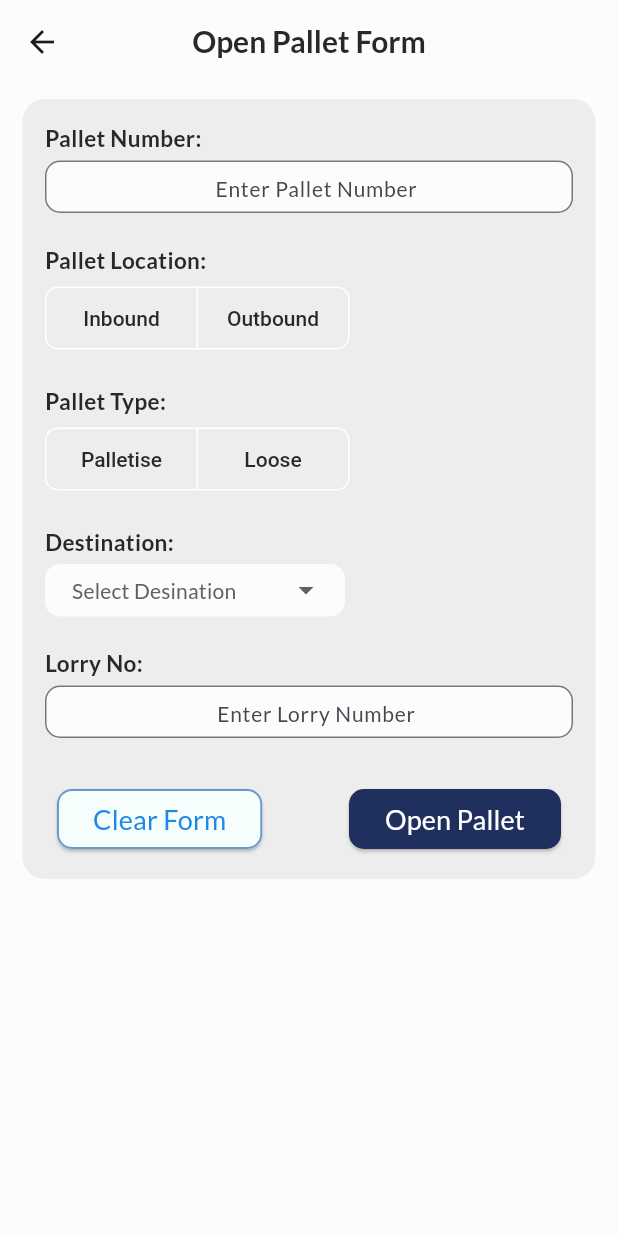
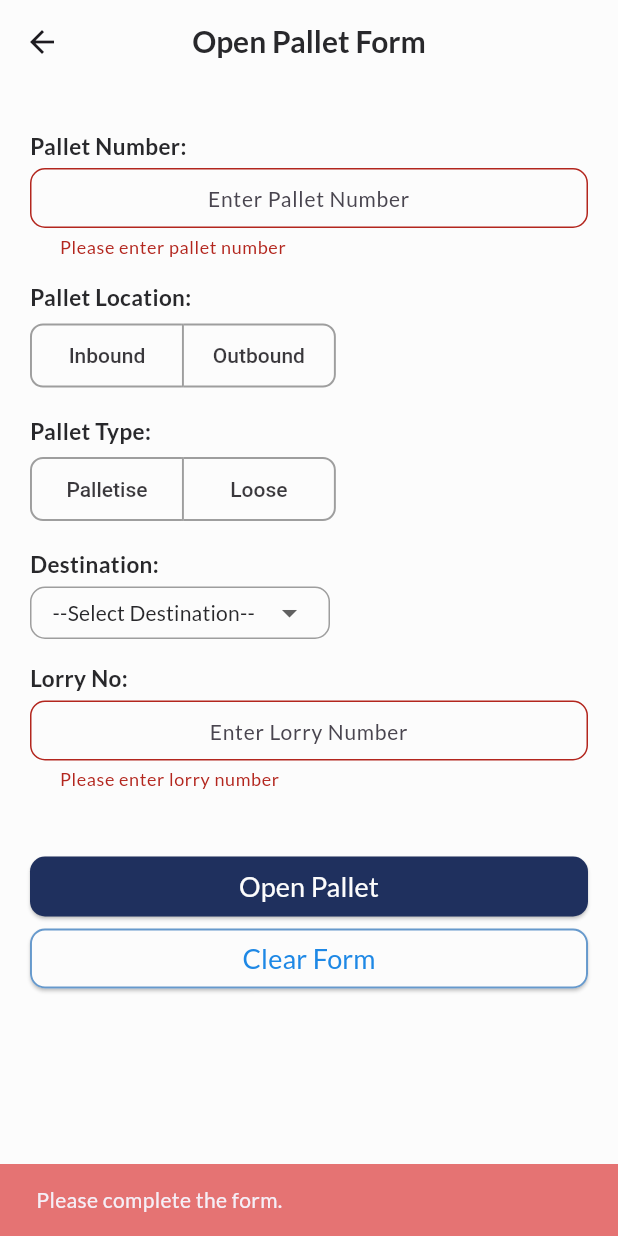
Before and after one commit to AfiqNSE/store_management_flutter_app, a Flutter app: the PalletFormView screen opened directly, after a tap on "Open Pallet", on a phone screen of 412 x 824 dp. Run offline on Flutter 3.47's test engine with Material 3 defaults, Android fonts, the phone set to English and light mode, and no system bars; drawn by our look-alikes of dropdown_button2; our stand-ins replace firebase_core, firebase_messaging, fluentui_system_icons, flutter_secure_storage, google_fonts, google_nav_bar; missing offline and left inert: flutter_barcode_scanner, syncfusion_flutter_signaturepad; accounts and stored records are empty; project files that could hold a hidden picture were left out.

Commit message:
Update pallet form view

```diff
--- a/lib/view/pallet/pallet_form.dart
+++ b/lib/view/pallet/pallet_form.dart
@@ -1,5 +1,7 @@
 import 'package:dropdown_button2/dropdown_button2.dart';
 import 'package:flutter/material.dart';
+import 'package:store_management_system/components/pallet_components.dart';
+import 'package:store_management_system/models/color_model.dart';
 import 'package:store_management_system/utils/main_utils.dart';
 
 class PalletFormView extends StatefulWidget {
@@ -10,164 +12,168 @@ class PalletFormView extends StatefulWidget {
 }
 
 class _PalletFormViewState extends State<PalletFormView> {
-  String? selectedValue;
-  final List<bool> _selectedPalletLocation = <bool>[false, false];
-  final List<bool> _selectedPalletType = <bool>[false, false];
+  final _formKey = GlobalKey<FormState>();
+  TextEditingController palletNo = TextEditingController();
+  TextEditingController lorryNo = TextEditingController();
+  List<bool> _selectedPalletLocation = <bool>[false, false];
+  List<bool> _selectedPalletType = <bool>[false, false];
+  String? _selectedDestination = Constant().destination[0];
 
-  final List<String> items = [
-    'Destination 1',
-    'Destination 2',
-    'Destination 3'
-  ];
-
-  final List<Widget> palletLocation = <Widget>[
-    const Text('Inbound'),
-    const Text('Outbound'),
-  ];
-
-  final List<Widget> palletType = <Widget>[
-    const Text('Palletise'),
-    const Text('Loose'),
-  ];
+  void _resetForm() {
+    palletNo.clear();
+    lorryNo.clear();
+    setState(() {
+      _selectedPalletLocation = [false, false];
+      _selectedPalletType = [false, false];
+      _selectedDestination = Constant().destination[0];
+    });
+  }
 
   @override
   Widget build(BuildContext context) {
     return Scaffold(
       appBar: customAppBar('Open Pallet Form'),
-      backgroundColor: const Color.fromRGBO(252, 252, 252, 1),
+      backgroundColor: AppColor().milkWhite,
       body: Padding(
-        padding: const EdgeInsets.fromLTRB(15, 10, 15, 0),
+        padding: const EdgeInsets.fromLTRB(5, 10, 5, 0),
         child: SingleChildScrollView(
-          child: Stack(
-            children: [
-              Container(
-                alignment: Alignment.topCenter,
-                height: 520,
-                decoration: BoxDecoration(
-                  color: const Color.fromRGBO(237, 237, 237, 1),
-                  borderRadius: BorderRadius.circular(15),
-                ),
-              ),
-              Padding(
+          child: Padding(
             padding: const EdgeInsets.all(15.0),
             child: Column(
-                  crossAxisAlignment: CrossAxisAlignment.start,
               children: [
-                    const Text(
-                      'Pallet Number: ',
-                      style: TextStyle(
-                        color: Color.fromRGBO(40, 40, 43, 1),
-                        fontSize: 15,
-                        fontWeight: FontWeight.w600,
-                      ),
-                    ),
-                    Padding(
-                      padding: const EdgeInsets.fromLTRB(0, 5, 0, 20),
-                      child: Container(
-                        decoration: const BoxDecoration(
-                          color: Color.fromRGBO(252, 252, 252, 1),
-                          borderRadius: BorderRadius.all(Radius.circular(10)),
-                        ),
-                        height: 35,
-                        child: TextFormField(
-                          cursorHeight: 22,
-                          style: const TextStyle(
-                            fontSize: 16,
-                            color: Color.fromRGBO(40, 40, 43, 1),
-                          ),
-                          textAlign: TextAlign.center,
-                          decoration: InputDecoration(
-                            hintText: 'Enter Pallet Number',
-                            hintStyle: const TextStyle(fontSize: 14),
-                            contentPadding:
-                                const EdgeInsets.fromLTRB(10, 12, 0, 0),
-                            border: OutlineInputBorder(
-                              borderRadius: BorderRadius.circular(10.0),
+                // Pallet form area
+                palletForm(),
+                // Adding button for clear and submit form
+                formButton(),
+              ],
             ),
           ),
         ),
       ),
-                    ),
-                    const Text(
-                      'Pallet Location: ',
-                      style: TextStyle(
-                        color: Color.fromRGBO(40, 40, 43, 1),
-                        fontSize: 15,
-                        fontWeight: FontWeight.w600,
-                      ),
-                    ),
+    );
+  }
+
+  Form palletForm() => Form(
+        key: _formKey,
+        child: Column(
+          crossAxisAlignment: CrossAxisAlignment.start,
+          children: [
+            customTextLabel('Pallet Number: '),
             Padding(
-                      padding: const EdgeInsets.fromLTRB(0, 5, 0, 20),
-                      child: customToggleButton(
-                          _selectedPalletLocation, palletLocation),
-                    ),
-                    const Text(
-                      'Pallet Type: ',
-                      style: TextStyle(
-                        color: Color.fromRGBO(40, 40, 43, 1),
-                        fontSize: 15,
-                        fontWeight: FontWeight.w600,
-                      ),
-                    ),
-                    Padding(
-                      padding: const EdgeInsets.fromLTRB(0, 5, 0, 20),
-                      child:
-                          customToggleButton(_selectedPalletType, palletType),
-                    ),
-                    const Text(
-                      'Destination: ',
-                      style: TextStyle(
-                        color: Color.fromRGBO(40, 40, 43, 1),
-                        fontSize: 15,
-                        fontWeight: FontWeight.w600,
-                      ),
-                    ),
-                    Padding(
-                      padding: const EdgeInsets.fromLTRB(0, 5, 0, 20),
-                      child: destinationDropDown(),
-                    ),
-                    const Text(
-                      'Lorry No: ',
-                      style: TextStyle(
-                        color: Color.fromRGBO(40, 40, 43, 1),
-                        fontSize: 15,
-                        fontWeight: FontWeight.w600,
-                      ),
-                    ),
-                    Padding(
-                      padding: const EdgeInsets.fromLTRB(0, 5, 0, 20),
-                      child: Container(
-                        height: 35,
-                        decoration: const BoxDecoration(
-                          color: Color.fromRGBO(252, 252, 252, 1),
-                          borderRadius: BorderRadius.all(Radius.circular(10)),
-                        ),
+              padding: const EdgeInsets.fromLTRB(0, 5, 0, 10),
               child: TextFormField(
+                controller: palletNo,
                 cursorHeight: 22,
                 style: const TextStyle(
                   fontSize: 16,
-                            color: Color.fromRGBO(40, 40, 43, 1),
                 ),
                 textAlign: TextAlign.center,
-                          decoration: InputDecoration(
-                            hintText: 'Enter Lorry Number',
-                            hintStyle: const TextStyle(fontSize: 14),
-                            contentPadding:
-                                const EdgeInsets.fromLTRB(10, 12, 0, 0),
-                            border: OutlineInputBorder(
-                              borderRadius: BorderRadius.circular(10.0),
+                decoration: customTextFormFieldDeco('Enter Pallet Number'),
+                validator: (value) {
+                  if (value == null || value.isEmpty) {
+                    return 'Please enter pallet number';
+                  }
+                  return null;
+                },
               ),
             ),
+            customTextLabel('Pallet Location: '),
+            Padding(
+              padding: const EdgeInsets.fromLTRB(0, 5, 0, 10),
+              child: customToggleButton(
+                  _selectedPalletLocation, Constant().palletLocation),
+            ),
+            customTextLabel('Pallet Type: '),
+            Padding(
+              padding: const EdgeInsets.fromLTRB(0, 5, 0, 10),
+              child: customToggleButton(
+                  _selectedPalletType, Constant().palletType),
+            ),
+            customTextLabel('Destination: '),
+            Padding(
+              padding: const EdgeInsets.fromLTRB(0, 5, 0, 10),
+              child: destinationDropDown(),
+            ),
+            customTextLabel('Lorry No: '),
+            Padding(
+              padding: const EdgeInsets.fromLTRB(0, 5, 0, 10),
+              child: TextFormField(
+                controller: lorryNo,
+                cursorHeight: 22,
+                style: const TextStyle(
+                  fontSize: 16,
+                ),
+                textAlign: TextAlign.center,
+                decoration: customTextFormFieldDeco('Enter Lorry Number'),
+                validator: (value) {
+                  if (value == null || value.isEmpty) {
+                    return 'Please enter lorry number';
+                  }
+                  return null;
+                },
               ),
             ),
+          ],
         ),
-                    Padding(
-                      padding: const EdgeInsets.fromLTRB(8, 10, 8, 10),
-                      child: Row(
+      );
+
+  // Button to submit & clear the form data
+  Widget formButton() {
+    return Padding(
+      padding: const EdgeInsets.fromLTRB(0, 30, 0, 10),
+      child: Column(
         mainAxisAlignment: MainAxisAlignment.spaceBetween,
         children: [
           ElevatedButton(
             style: ButtonStyle(
+              minimumSize:
+                  MaterialStateProperty.all(const Size(double.infinity, 40)),
+              shape: MaterialStateProperty.all<OutlinedBorder>(
+                RoundedRectangleBorder(
+                  borderRadius: BorderRadius.circular(10),
+                ),
+              ),
+              backgroundColor: MaterialStateProperty.all<Color>(
+                AppColor().blueZodiac,
+              ),
+            ),
+            onPressed: () {
+              if (_formKey.currentState!.validate() &&
+                  _selectedPalletLocation.contains(true) &&
+                  _selectedPalletType.contains(true) &&
+                  _selectedDestination != Constant().destination[0]) {
+                Navigator.pop(context);
+
+                ScaffoldMessenger.of(context).showSnackBar(
+                  SnackBar(
+                    content: const Text('Successfully open pallet.'),
+                    backgroundColor: Colors.green.shade300,
+                    duration: const Duration(seconds: 5),
+                  ),
+                );
+              } else {
+                ScaffoldMessenger.of(context).showSnackBar(
+                  SnackBar(
+                    content: const Text('Please complete the form.'),
+                    backgroundColor: Colors.red.shade300,
+                    duration: const Duration(seconds: 5),
+                  ),
+                );
+              }
+            },
+            child: Text(
+              'Open Pallet',
+              style: TextStyle(
+                color: AppColor().milkWhite,
+                fontSize: 18,
+                fontWeight: FontWeight.w400,
+              ),
+            ),
+          ),
+          ElevatedButton(
+            style: ButtonStyle(
+              minimumSize:
+                  MaterialStateProperty.all(const Size(double.infinity, 40)),
               shape: MaterialStateProperty.all<OutlinedBorder>(
                 RoundedRectangleBorder(
                   borderRadius: BorderRadius.circular(10),
@@ -178,10 +184,12 @@ class _PalletFormViewState extends State<PalletFormView> {
                 ),
               ),
               backgroundColor: MaterialStateProperty.all<Color>(
-                                const Color.fromRGBO(245, 254, 253, 1),
+                AppColor().milkWhite,
               ),
             ),
-                            onPressed: () {},
+            onPressed: () {
+              _resetForm();
+            },
             child: Text(
               'Clear Form',
               style: TextStyle(
@@ -190,41 +198,13 @@ class _PalletFormViewState extends State<PalletFormView> {
                 fontWeight: FontWeight.w400,
               ),
             ),
-                          ),
-                          ElevatedButton(
-                            style: ButtonStyle(
-                              shape: MaterialStateProperty.all<OutlinedBorder>(
-                                RoundedRectangleBorder(
-                                  borderRadius: BorderRadius.circular(10),
-                                ),
-                              ),
-                              backgroundColor: MaterialStateProperty.all<Color>(
-                                const Color.fromRGBO(31, 48, 94, 1),
-                              ),
-                            ),
-                            onPressed: () {},
-                            child: const Text(
-                              'Open Pallet',
-                              style: TextStyle(
-                                color: Colors.white,
-                                fontSize: 18,
-                                fontWeight: FontWeight.w400,
-                              ),
-                            ),
-                          ),
+          )
         ],
-                      ),
-                    ),
-                  ],
-                ),
-              ),
-            ],
-          ),
-        ),
       ),
     );
   }
 
+  // Create toggle button for pallet location and type
   Widget customToggleButton(
     List<bool> selected,
     List<Widget> items,
@@ -233,18 +213,17 @@ class _PalletFormViewState extends State<PalletFormView> {
       textStyle: const TextStyle(fontWeight: FontWeight.w500),
       onPressed: (int index) {
         setState(() {
-          // The button that is tapped is set to true, and the others to false.
           for (int i = 0; i < selected.length; i++) {
             selected[i] = i == index;
           }
         });
       },
-      borderColor: Colors.white,
+      borderColor: Colors.grey,
       borderRadius: const BorderRadius.all(Radius.circular(8)),
+      borderWidth: 1.3,
       selectedBorderColor: Colors.green[700],
       selectedColor: Colors.white,
       fillColor: Colors.green[200],
-      color: const Color.fromRGBO(40, 40, 43, 1),
       constraints: const BoxConstraints(
         minHeight: 40.0,
         minWidth: 100.0,
@@ -260,12 +239,10 @@ class _PalletFormViewState extends State<PalletFormView> {
         isExpanded: true,
         hint: Row(
           children: [
-            const SizedBox(
-              width: 4,
-            ),
-            Expanded(
+            Padding(
+              padding: const EdgeInsets.only(left: 10.0),
               child: Text(
-                'Select Desination',
+                Constant().destination[0],
                 style: TextStyle(
                   fontSize: 14,
                   fontWeight: FontWeight.w500,
@@ -276,7 +253,8 @@ class _PalletFormViewState extends State<PalletFormView> {
             ),
           ],
         ),
-        items: items
+        items: Constant()
+            .destination
             .map((String item) => DropdownMenuItem<String>(
                   value: item,
                   child: Text(
@@ -284,16 +262,15 @@ class _PalletFormViewState extends State<PalletFormView> {
                     style: const TextStyle(
                       fontSize: 14,
                       fontWeight: FontWeight.w500,
-                      color: Color.fromRGBO(40, 40, 43, 1),
                     ),
                     overflow: TextOverflow.ellipsis,
                   ),
                 ))
             .toList(),
-        value: selectedValue,
+        value: _selectedDestination,
         onChanged: (String? value) {
           setState(() {
-            selectedValue = value;
+            _selectedDestination = value;
           });
         },
         buttonStyleData: ButtonStyleData(
@@ -301,15 +278,16 @@ class _PalletFormViewState extends State<PalletFormView> {
           width: 200,
           padding: const EdgeInsets.only(left: 14, right: 14),
           decoration: BoxDecoration(
+            border: Border.all(color: Colors.grey),
             borderRadius: BorderRadius.circular(10),
-            color: const Color.fromRGBO(252, 252, 252, 1),
+            color: AppColor().milkWhite,
           ),
         ),
         dropdownStyleData: DropdownStyleData(
           maxHeight: 200,
           width: 200,
           decoration: BoxDecoration(
-            color: const Color.fromRGBO(252, 252, 252, 1),
+            color: AppColor().milkWhite,
             borderRadius: BorderRadius.circular(14),
           ),
           scrollbarTheme: ScrollbarThemeData(
```
Lines whose indentation alone changed are shown as unchanged.
